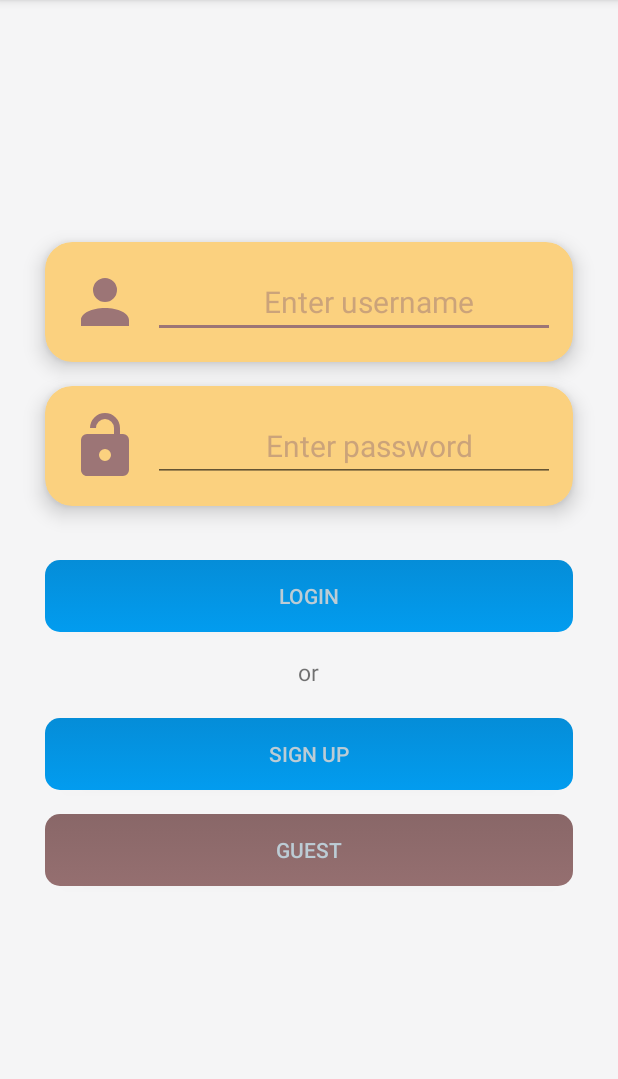
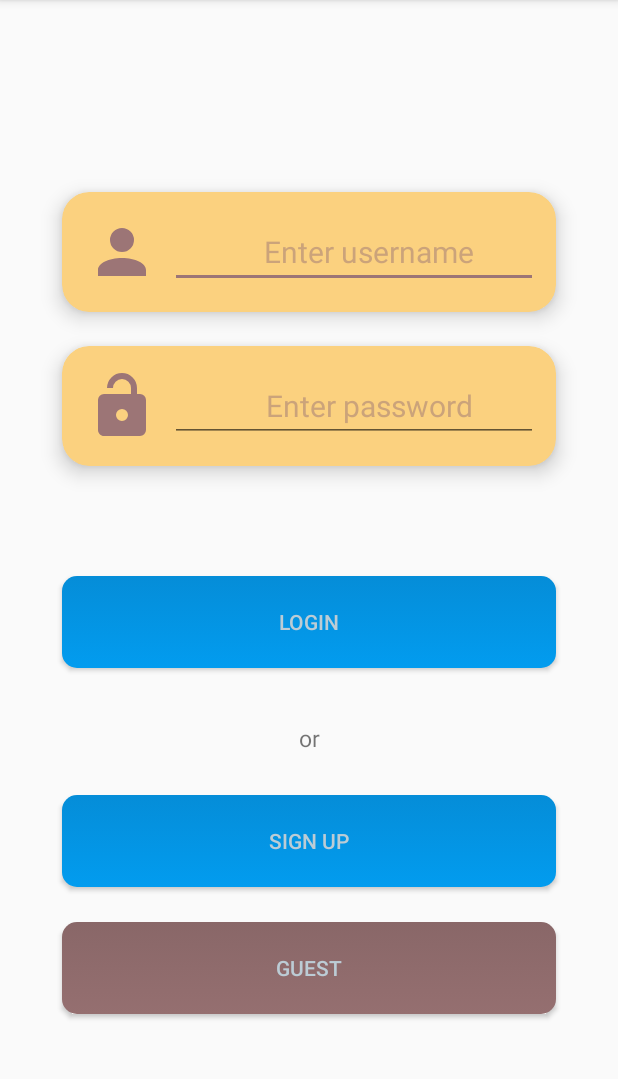
Before and after one commit to alesimula/BookNow, an Android app: the screen it shows after launch (MainActivity), on a phone screen of 412 x 824 dp, the part 84-1163 px from its top. Run offline under Robolectric (Android 15) with nearby library versions, the phone set to English and light mode, and no system bars; libraries missing offline, so code that uses them is left out: com.google.protobuf; 1 statement that could not run was skipped.

Commit message:
First responsive login xml implementation

```diff
--- a/app/src/main/res/layout/activity_main.xml
+++ b/app/src/main/res/layout/activity_main.xml
@@ -1,41 +1,85 @@
 <?xml version="1.0" encoding="utf-8"?>
-<LinearLayout xmlns:android="http://schemas.android.com/apk/res/android"
+<androidx.constraintlayout.widget.ConstraintLayout xmlns:android="http://schemas.android.com/apk/res/android"
+    xmlns:app="http://schemas.android.com/apk/res-auto"
     xmlns:tools="http://schemas.android.com/tools"
-    xmlns:app="http://schemas.android.com/apk/res-auto"
     android:layout_width="match_parent"
-    android:layout_height="match_parent"
-    android:layout_marginLeft="0dp"
-    android:layout_marginRight="0dp"
-    android:baselineAligned="false"
-    android:divider="?attr/dividerHorizontal"
+    android:layout_height="match_parent">
+
+    <androidx.constraintlayout.widget.Guideline
+        android:id="@+id/margin_left"
+        android:layout_width="wrap_content"
+        android:layout_height="wrap_content"
         android:orientation="vertical"
-    android:showDividers="middle"
-    tools:context=".MainActivity" >
-    <ScrollView
-        android:layout_width="match_parent"
-        android:layout_height="0dp"
-        android:background="@color/colorBackground"
-        android:fillViewport="true"
-        android:layout_weight="5">
-        <LinearLayout
-            android:id="@+id/mainGrid"
-            android:layout_width="match_parent"
-            android:layout_height="0dp"
+        app:layout_constraintGuide_percent="@dimen/form_margin_left" />
+
+    <androidx.constraintlayout.widget.Guideline
+        android:id="@+id/margin_right"
+        android:layout_width="wrap_content"
+        android:layout_height="wrap_content"
         android:orientation="vertical"
-            android:padding="14dp"
-            android:gravity="center_vertical"
-            android:rowCount="3">
+        app:layout_constraintGuide_percent="@dimen/form_margin_right" />
+
+    <androidx.constraintlayout.widget.Guideline
+        android:id="@+id/guideline2"
+        android:layout_width="0dp"
+        android:layout_height="wrap_content"
+        android:orientation="horizontal"
+        app:layout_constraintGuide_percent="0.43" />
+
+    <androidx.constraintlayout.widget.Guideline
+        android:id="@+id/guideline16"
+        android:layout_width="wrap_content"
+        android:layout_height="wrap_content"
+        android:orientation="horizontal"
+        app:layout_constraintGuide_percent="0.5" />
+
+    <androidx.constraintlayout.widget.Guideline
+        android:id="@+id/guideline17"
+        android:layout_width="wrap_content"
+        android:layout_height="wrap_content"
+        android:orientation="horizontal"
+        app:layout_constraintGuide_percent="0.58" />
+
+    <androidx.constraintlayout.widget.Guideline
+        android:id="@+id/guideline"
+        android:layout_width="wrap_content"
+        android:layout_height="wrap_content"
+        android:orientation="horizontal"
+        app:layout_constraintGuide_percent="0.69" />
+
+    <androidx.constraintlayout.widget.Guideline
+        android:id="@+id/guideline3"
+        android:layout_width="wrap_content"
+        android:layout_height="wrap_content"
+        android:orientation="horizontal"
+        app:layout_constraintGuide_percent="0.77" />
+
+    <androidx.constraintlayout.widget.Guideline
+        android:id="@+id/guideline4"
+        android:layout_width="wrap_content"
+        android:layout_height="wrap_content"
+        android:orientation="horizontal"
+        app:layout_constraintGuide_percent="0.8" />
+
+    <androidx.constraintlayout.widget.Guideline
+        android:id="@+id/guideline5"
+        android:layout_width="wrap_content"
+        android:layout_height="wrap_content"
+        android:orientation="horizontal"
+        app:layout_constraintGuide_percent="0.88" />
 
     <androidx.cardview.widget.CardView
         android:id="@+id/cardViewName"
-                android:layout_width="match_parent"
+        android:layout_width="0dp"
         android:layout_height="wrap_content"
-                android:layout_marginBottom="16dp"
-                android:layout_marginLeft="16dp"
-                android:layout_marginRight="16dp"
         app:cardBackgroundColor="@color/colorCardBackground"
         app:cardCornerRadius="18dp"
-                app:cardElevation="8dp">
+        app:cardElevation="8dp"
+        app:layout_constraintBottom_toTopOf="@+id/cardViewPassword"
+        app:layout_constraintEnd_toStartOf="@+id/margin_right"
+        app:layout_constraintStart_toStartOf="@+id/margin_left"
+        app:layout_constraintTop_toTopOf="parent"
+        app:layout_constraintVertical_bias="0.85">
 
         <LinearLayout
             android:layout_width="match_parent"
@@ -50,18 +94,18 @@
                 android:layout_marginRight="8dp"
                 android:foregroundGravity="center"
                 android:tint="@color/colorAccent"
-                        app:srcCompat="@drawable/ic_account_username"
                 app:aspectRatio="1"
-                        app:fixedScale="height" />
+                app:fixedScale="height"
+                app:srcCompat="@drawable/ic_account_username" />
 
             <EditText
                 android:id="@+id/name"
                 android:layout_width="match_parent"
                 android:layout_height="wrap_content"
+                android:hint="Enter username"
+                android:textAlignment="center"
                 android:textColor="@color/colorAccent"
                 android:textColorHint="@color/colorHint"
-                        android:hint="Enter username"
-                        android:textAlignment="center"
                 android:textSize="20dp" />
 
         </LinearLayout>
@@ -69,14 +113,17 @@
 
     <androidx.cardview.widget.CardView
         android:id="@+id/cardViewPassword"
-                android:layout_width="match_parent"
+        android:layout_width="0dp"
         android:layout_height="wrap_content"
-                android:layout_marginBottom="16dp"
-                android:layout_marginLeft="16dp"
-                android:layout_marginRight="16dp"
+        android:layout_marginTop="8dp"
         app:cardBackgroundColor="@color/colorCardBackground"
         app:cardCornerRadius="18dp"
-                app:cardElevation="8dp">
+        app:cardElevation="8dp"
+        app:layout_constraintBottom_toTopOf="@+id/guideline2"
+        app:layout_constraintEnd_toStartOf="@+id/margin_right"
+        app:layout_constraintStart_toStartOf="@+id/margin_left"
+        app:layout_constraintTop_toTopOf="parent"
+        app:layout_constraintVertical_bias="0.92">
 
         <LinearLayout
             android:layout_width="match_parent"
@@ -91,71 +138,81 @@
                 android:layout_marginRight="8dp"
                 android:foregroundGravity="center"
                 android:tint="@color/colorAccent"
-                        app:srcCompat="@drawable/ic_account_password"
                 app:aspectRatio="1"
-                        app:fixedScale="height" />
+                app:fixedScale="height"
+                app:srcCompat="@drawable/ic_account_password" />
 
             <EditText
                 android:id="@+id/password"
-                        android:inputType="textPassword"
                 android:layout_width="match_parent"
                 android:layout_height="wrap_content"
+                android:hint="Enter password"
+                android:inputType="textPassword"
+                android:textAlignment="center"
                 android:textColor="@color/colorAccent"
                 android:textColorHint="@color/colorHint"
-                        android:hint="Enter password"
-                        android:textAlignment="center"
                 android:textSize="20dp" />
 
         </LinearLayout>
     </androidx.cardview.widget.CardView>
 
     <Button
-                android:layout_marginTop="20dp"
-                android:layout_width="match_parent"
-                android:layout_height="wrap_content"
-                android:textColor="#BCCCD5"
-                android:layout_marginBottom="16dp"
-                android:layout_marginLeft="16dp"
-                android:layout_marginRight="16dp"
         android:id="@+id/login"
         style="@style/Widget.AppCompat.Button.Colored"
+        android:layout_width="0dp"
+        android:layout_height="0dp"
         android:background="@drawable/button_material_rounded"
-                android:text="Login" />
+        android:text="Login"
+        android:textColor="#BCCCD5"
+        app:layout_constraintBottom_toTopOf="@+id/guideline17"
+        app:layout_constraintEnd_toStartOf="@+id/margin_right"
+        app:layout_constraintStart_toStartOf="@+id/margin_left"
+        app:layout_constraintTop_toTopOf="@+id/guideline16" />
+
     <TextView
-                android:id="@+id/text2"
-                android:gravity="center"
-                android:layout_gravity="center"
-                android:textSize="15dp"
+        android:id="@+id/text3"
         android:layout_width="wrap_content"
         android:layout_height="wrap_content"
+        android:layout_gravity="center"
+        android:layout_marginStart="8dp"
+        android:layout_marginLeft="8dp"
+        android:layout_marginTop="8dp"
+        android:layout_marginEnd="8dp"
+        android:layout_marginRight="8dp"
+        android:clickable="true"
+        android:gravity="center"
         android:linksClickable="true"
-                android:clickable="true"
-                android:text="or"/>
+        android:text="or"
+        android:textSize="15dp"
+        app:layout_constraintBottom_toTopOf="@+id/guideline"
+        app:layout_constraintEnd_toStartOf="@+id/margin_right"
+        app:layout_constraintStart_toStartOf="@+id/margin_left"
+        app:layout_constraintTop_toTopOf="@+id/guideline17" />
+
     <Button
-                android:layout_marginTop="20dp"
-                android:layout_width="match_parent"
-                android:layout_height="wrap_content"
-                android:textColor="#BCCCD5"
-                android:layout_marginBottom="8dp"
-                android:layout_marginLeft="16dp"
-                android:layout_marginRight="16dp"
         android:id="@+id/signup"
         style="@style/Widget.AppCompat.Button.Colored"
+        android:layout_width="0dp"
+        android:layout_height="0dp"
         android:background="@drawable/button_material_rounded"
-                android:text="Sign up" />
+        android:text="Sign up"
+        android:textColor="#BCCCD5"
+        app:layout_constraintBottom_toTopOf="@+id/guideline3"
+        app:layout_constraintEnd_toStartOf="@+id/margin_right"
+        app:layout_constraintStart_toStartOf="@+id/margin_left"
+        app:layout_constraintTop_toTopOf="@+id/guideline" />
+
     <Button
-                android:layout_marginTop="8dp"
-                android:layout_width="match_parent"
-                android:layout_height="wrap_content"
-                android:textColor="#BCCCD5"
-                android:layout_marginBottom="16dp"
-                android:layout_marginLeft="16dp"
-                android:layout_marginRight="16dp"
         android:id="@+id/guestLogin"
         style="@style/Widget.AppCompat.Button.Colored"
+        android:layout_width="0dp"
+        android:layout_height="0dp"
         android:background="@drawable/button_material_rounded_dark"
-                android:text="Guest" />
+        android:text="Guest"
+        android:textColor="#BCCCD5"
+        app:layout_constraintBottom_toTopOf="@+id/guideline5"
+        app:layout_constraintEnd_toStartOf="@+id/margin_right"
+        app:layout_constraintStart_toStartOf="@+id/margin_left"
+        app:layout_constraintTop_toTopOf="@+id/guideline4" />
 
-        </LinearLayout>
-    </ScrollView>
-</LinearLayout>
+</androidx.constraintlayout.widget.ConstraintLayout>
```
Lines whose indentation alone changed are shown as unchanged.
